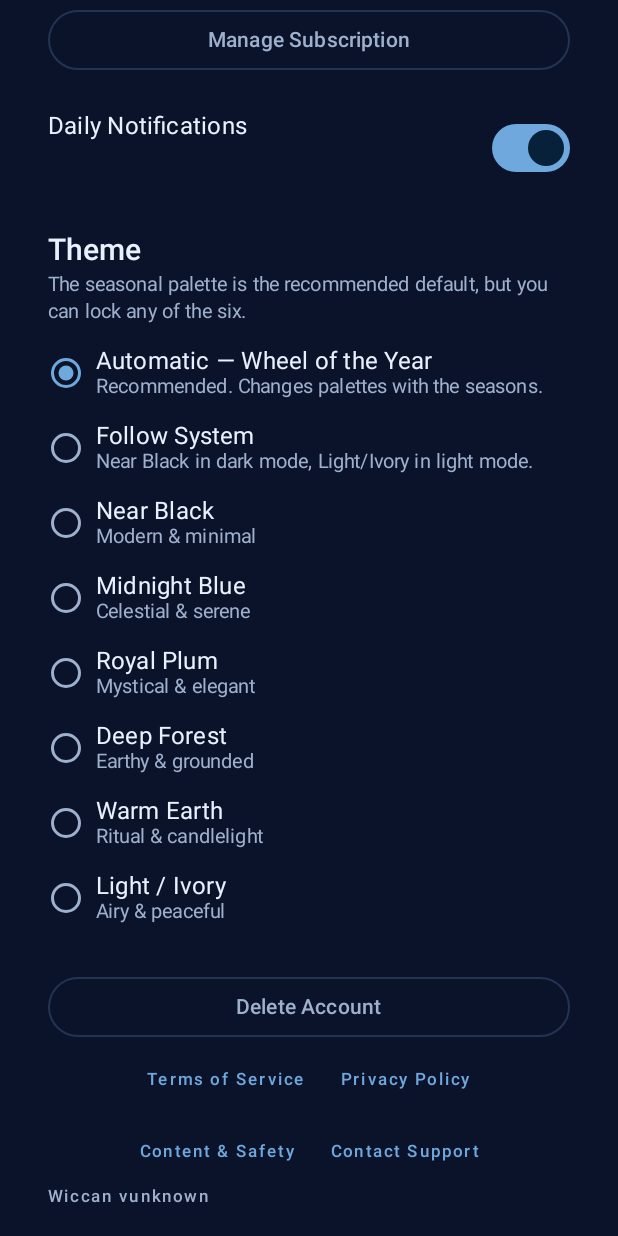
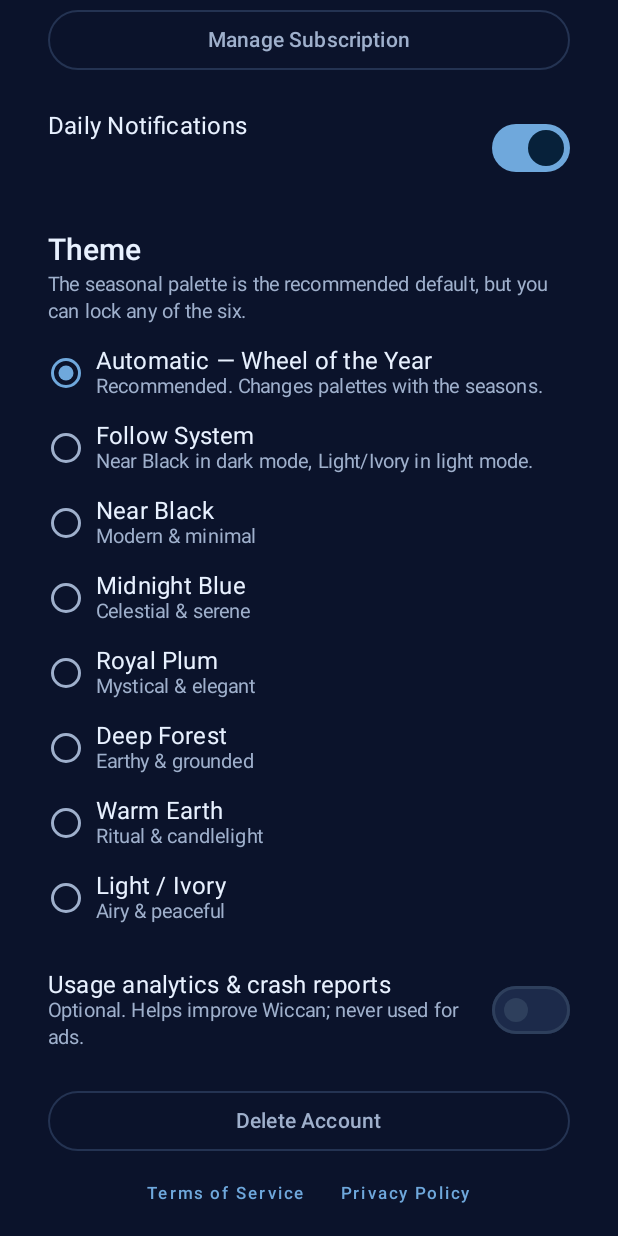
Before and after one commit to jaimesorrow/Wiccan, an Android app built with Jetpack Compose: the composable SettingsScreen shown on its own in the app's theme, scrolled down 576 dp, on a phone screen of 412 x 824 dp. Run offline under Robolectric (Android 15) with nearby library versions, the phone set to English and light mode, and no system bars; our stand-ins replace Dagger/Hilt's generated code, Firebase (no records; nobody signed in at launch, a user with empty details on screens opened directly); libraries missing offline, so code that uses them is left out: androidx.glance, androidx.glance.appwidget, com.android.billingclient; 2 statements that could not run were skipped.

Commit message:
Make analytics and crash reporting opt-in
Firebase Analytics and Crashlytics now collect nothing until the user
opts in. The manifest turns both off and denies every consent-mode signal
by default; AnalyticsConsentManager applies the stored choice at startup
and enables collection only with consent. Ad storage, ad user data and ad
personalization stay denied even after opt-in, since Wiccan shows no ads.
Withdrawing consent resets Analytics instance data and deletes unsent
crash reports.

The agreement screen adds an optional, unchecked "Share usage analytics
and crash reports" box that never blocks Continue (a returning user's
earlier choice is preserved), and Settings adds a switch to change it any
time. Privacy now names consent as the legal basis for analytics and
describes the opt-in; the Data Safety guide marks analytics, crash logs
and diagnostics as optional.

Co-Authored-By: Claude Opus 5.5 <noreply@anthropic.com>
Claude-Session: https://claude.ai/code/session_01QaMmhWPJmg5sTdp6dtQ4pk

```diff
--- a/app/src/main/kotlin/com/jaimesorrow/wiccan/ui/policy/PolicyAcceptanceContract.kt
+++ b/app/src/main/kotlin/com/jaimesorrow/wiccan/ui/policy/PolicyAcceptanceContract.kt
@@ -12,6 +12,8 @@ enum class PolicyAgreement {
 
 data class PolicyAcceptanceUiState(
     val agreed: Set<PolicyAgreement> = emptySet(),
+    /** Optional, unchecked by default, and never required to continue. */
+    val shareAnalytics: Boolean = false,
     val isSubmitting: Boolean = false,
 ) {
     val allAgreed: Boolean get() = agreed.containsAll(PolicyAgreement.entries)
@@ -20,6 +22,7 @@ data class PolicyAcceptanceUiState(
 
 sealed class PolicyAcceptanceUiEvent {
     data class AgreementChanged(val agreement: PolicyAgreement, val checked: Boolean) : PolicyAcceptanceUiEvent()
+    data class ShareAnalyticsChanged(val share: Boolean) : PolicyAcceptanceUiEvent()
     data object ContinueClicked : PolicyAcceptanceUiEvent()
 }
 
--- a/app/src/main/kotlin/com/jaimesorrow/wiccan/ui/settings/SettingsContract.kt
+++ b/app/src/main/kotlin/com/jaimesorrow/wiccan/ui/settings/SettingsContract.kt
@@ -14,6 +14,7 @@ data class SettingsUiState(
     val showDeleteConfirmation: Boolean = false,
     val tier: ContentTier = ContentTier.FREE,
     val notificationsEnabled: Boolean = true,
+    val shareAnalytics: Boolean = false,
     val themeMode: WiccanThemeMode = WiccanThemeMode.DEFAULT,
 )
 
@@ -29,6 +30,7 @@ sealed class SettingsUiEvent {
     data object ConfirmDeleteAccount : SettingsUiEvent()
     data object CancelDeleteAccount : SettingsUiEvent()
     data class NotificationsToggled(val enabled: Boolean) : SettingsUiEvent()
+    data class ShareAnalyticsToggled(val share: Boolean) : SettingsUiEvent()
     data class ThemeModeSelected(val mode: WiccanThemeMode) : SettingsUiEvent()
 }
 
--- a/app/src/main/kotlin/com/jaimesorrow/wiccan/ui/settings/SettingsScreen.kt
+++ b/app/src/main/kotlin/com/jaimesorrow/wiccan/ui/settings/SettingsScreen.kt
@@ -236,6 +236,30 @@ fun SettingsScreen(
             }
 
             Spacer(modifier = Modifier.height(24.dp))
+            Row(
+                modifier = Modifier.fillMaxWidth(),
+                horizontalArrangement = Arrangement.SpaceBetween,
+                verticalAlignment = Alignment.CenterVertically,
+            ) {
+                Column(modifier = Modifier.weight(1f).padding(end = 12.dp)) {
+                    Text(
+                        text = "Usage analytics & crash reports",
+                        style = MaterialTheme.typography.bodyLarge,
+                        color = MaterialTheme.colorScheme.onBackground,
+                    )
+                    Text(
+                        text = "Optional. Helps improve Wiccan; never used for ads.",
+                        style = MaterialTheme.typography.bodySmall,
+                        color = MaterialTheme.colorScheme.onSurfaceVariant,
+                    )
+                }
+                Switch(
+                    checked = state.shareAnalytics,
+                    onCheckedChange = { viewModel.onEvent(SettingsUiEvent.ShareAnalyticsToggled(it)) },
+                )
+            }
+
+            Spacer(modifier = Modifier.height(24.dp))
             OutlinedButton(
                 onClick = { viewModel.onEvent(SettingsUiEvent.DeleteAccountClicked) },
                 modifier = Modifier.fillMaxWidth(),
--- a/app/src/main/kotlin/com/jaimesorrow/wiccan/ui/settings/SettingsViewModel.kt
+++ b/app/src/main/kotlin/com/jaimesorrow/wiccan/ui/settings/SettingsViewModel.kt
@@ -2,6 +2,7 @@ package com.jaimesorrow.wiccan.ui.settings
 
 import androidx.lifecycle.ViewModel
 import androidx.lifecycle.viewModelScope
+import com.jaimesorrow.wiccan.analytics.AnalyticsConsentManager
 import com.jaimesorrow.wiccan.core.result.AppResult
 import com.jaimesorrow.wiccan.data.local.ThemePreferences
 import com.jaimesorrow.wiccan.domain.model.WiccanThemeMode
@@ -29,6 +30,7 @@ class SettingsViewModel @Inject constructor(
     private val notificationRepository: NotificationRepository,
     private val themePreferences: ThemePreferences,
     private val wiccanWidgetUpdater: WiccanWidgetUpdater,
+    private val analyticsConsentManager: AnalyticsConsentManager,
 ) : ViewModel() {
 
     private val _state = MutableStateFlow(SettingsUiState(accountEmail = authRepository.currentEmail().orEmpty()))
@@ -46,6 +48,11 @@ class SettingsViewModel @Inject constructor(
         viewModelScope.launch {
             notificationRepository.notificationsEnabled.collect { enabled ->
                 _state.update { it.copy(notificationsEnabled = enabled) }
+            }
+        }
+        viewModelScope.launch {
+            analyticsConsentManager.consent.collect { share ->
+                _state.update { it.copy(shareAnalytics = share) }
             }
         }
         viewModelScope.launch {
@@ -68,6 +75,10 @@ class SettingsViewModel @Inject constructor(
             SettingsUiEvent.CancelDeleteAccount -> _state.update { it.copy(showDeleteConfirmation = false) }
             SettingsUiEvent.ConfirmDeleteAccount -> deleteAccount()
             is SettingsUiEvent.NotificationsToggled -> toggleNotifications(event.enabled)
+            is SettingsUiEvent.ShareAnalyticsToggled -> {
+                _state.update { it.copy(shareAnalytics = event.share) }
+                viewModelScope.launch { analyticsConsentManager.setConsent(event.share) }
+            }
             is SettingsUiEvent.ThemeModeSelected -> selectThemeMode(event.mode)
         }
     }
```
Also changed, not shown: app/src/main/AndroidManifest.xml (+12 -0 lines), app/src/main/kotlin/com/jaimesorrow/wiccan/WiccanApplication.kt (+14 -0 lines), app/src/main/kotlin/com/jaimesorrow/wiccan/analytics/AnalyticsConsentManager.kt (added, +57 -0 lines), app/src/main/kotlin/com/jaimesorrow/wiccan/data/local/AnalyticsConsentPreferences.kt (added, +37 -0 lines), app/src/main/kotlin/com/jaimesorrow/wiccan/ui/legal/LegalDocuments.kt (+15 -10 lines), app/src/main/kotlin/com/jaimesorrow/wiccan/ui/policy/PolicyAcceptanceScreen.kt (+16 -0 lines), app/src/main/kotlin/com/jaimesorrow/wiccan/ui/policy/PolicyAcceptanceViewModel.kt (+13 -0 lines), 6 other files.
